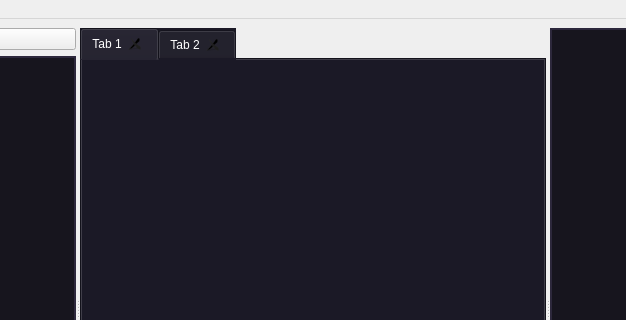
The window that src/mainwindow.ui (itRoy-pentest/smart_notes) describes before a commit, drawn with Qt 5; both pictures show x 189 to 815 and y 0 to 320 of the 1004 by 619 pixel window.
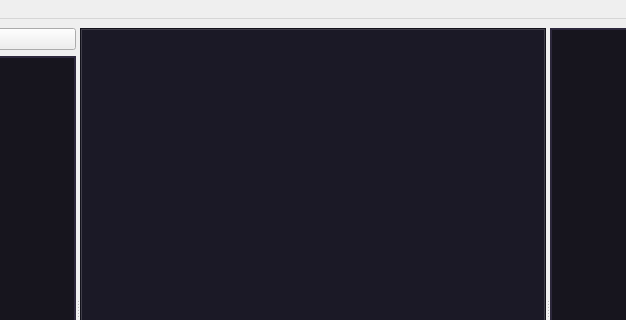
The same window after the commit. Icons and pictures are not drawn.

What changed in the file:
```diff
--- a/src/mainwindow.ui
+++ b/src/mainwindow.ui
@@ -149,16 +149,6 @@
        <property name="tabBarAutoHide">
         <bool>false</bool>
        </property>
-       <widget class="QWidget" name="tab_1">
-        <attribute name="title">
-         <string>Tab 1</string>
-        </attribute>
-       </widget>
-       <widget class="QWidget" name="tab_2">
-        <attribute name="title">
-         <string>Tab 2</string>
-        </attribute>
-       </widget>
       </widget>
       <widget class="QListWidget" name="rightListWidget">
        <property name="sizePolicy">
```
